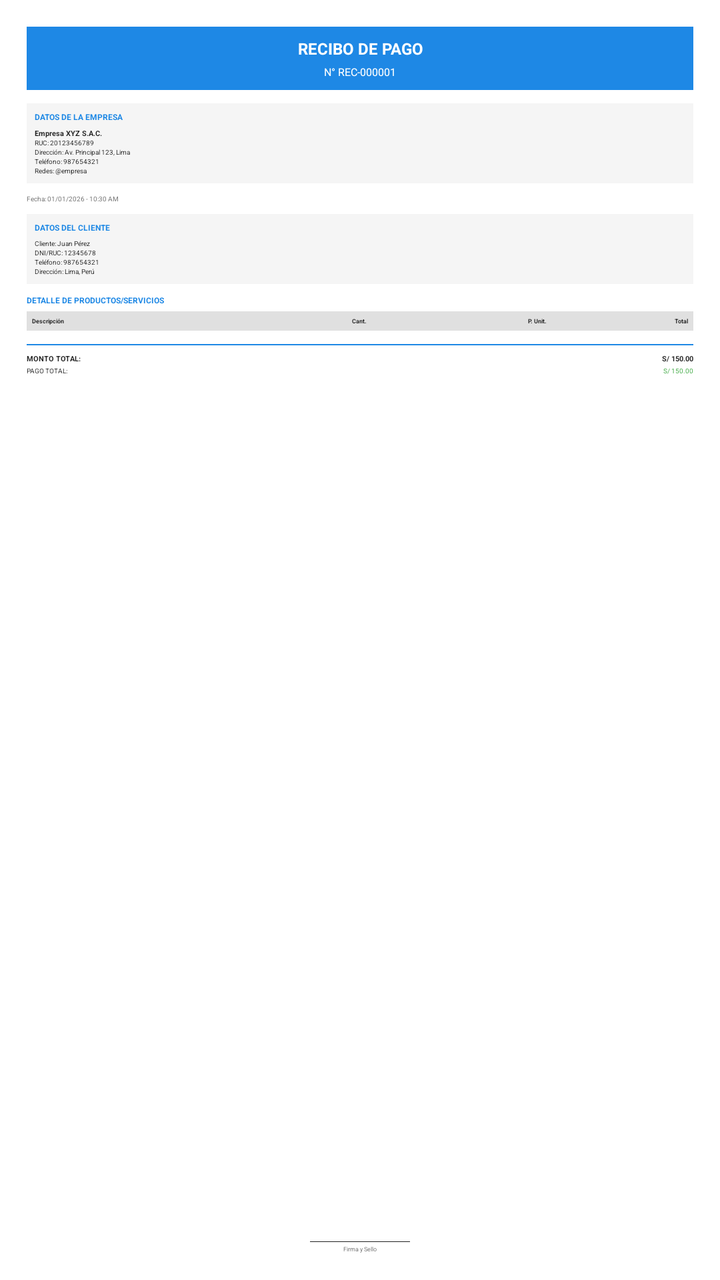
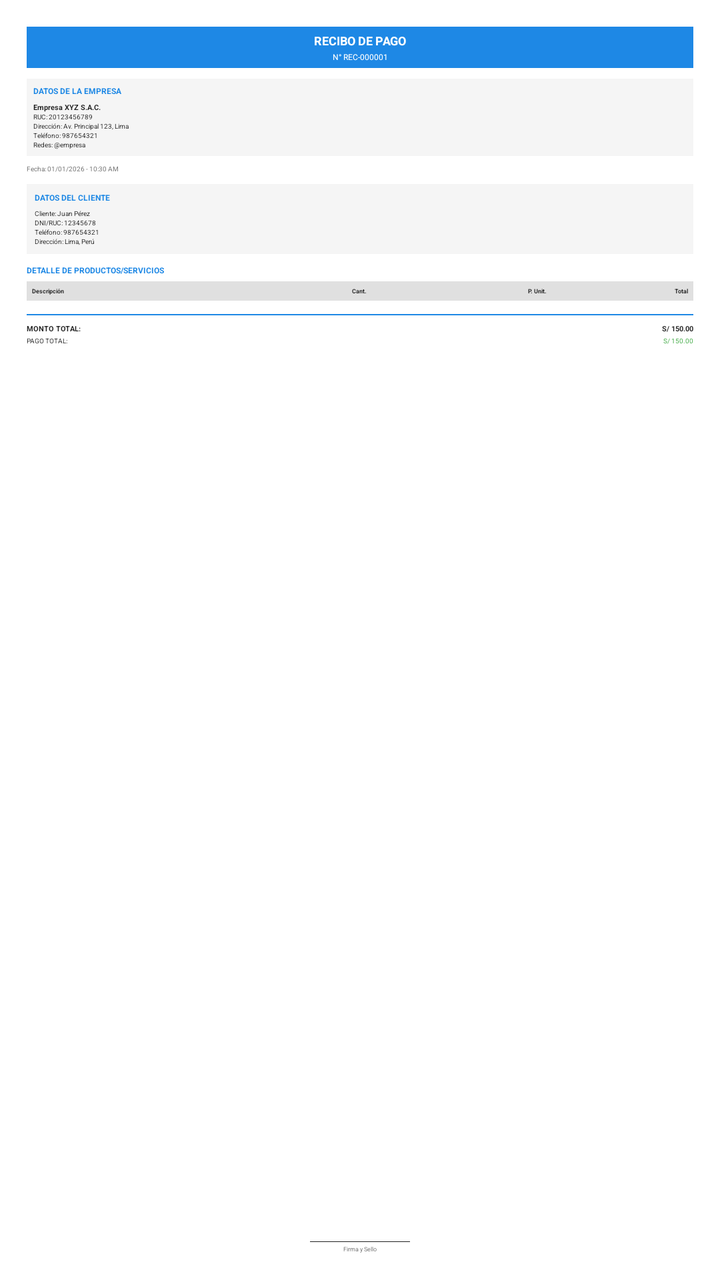

Two renders of the same Android screen: before a commit and after it. Below are the layout's source before the change and the commit's diff.
<!-- AndroidManifest.xml: application theme Theme.ReciboP3 -->
<!-- res/layout/layout_recibo_pdf.xml -->
<?xml version="1.0" encoding="utf-8"?>
<LinearLayout
    xmlns:android="http://schemas.android.com/apk/res/android"
    android:layout_width="595px"
    android:layout_height="842px"
    android:orientation="vertical"
    android:background="@color/surface"
    android:padding="40px">

    
    <LinearLayout
        android:layout_width="match_parent"
        android:layout_height="wrap_content"
        android:orientation="vertical"
        android:background="@color/primary"
        android:padding="16px"
        android:layout_marginBottom="20px">

        
        <ImageView
            android:id="@+id/pdfLogo"
            android:layout_width="80px"
            android:layout_height="80px"
            android:layout_gravity="center"
            android:scaleType="fitCenter"
            android:layout_marginBottom="12px"
            android:visibility="gone"
            android:contentDescription="Logo de la empresa" />

        <TextView
            android:id="@+id/pdfTitulo"
            android:layout_width="match_parent"
            android:layout_height="wrap_content"
            android:text="RECIBO DE PAGO"
            android:textSize="24px"
            android:textColor="@color/on_primary"
            android:textStyle="bold"
            android:gravity="center"
            android:layout_marginBottom="8px" />

        <TextView
            android:id="@+id/pdfNumeroRecibo"
            android:layout_width="match_parent"
            android:layout_height="wrap_content"
            android:text="N° REC-000001"
            android:textSize="16px"
            android:textColor="@color/on_primary"
            android:gravity="center" />
    </LinearLayout>

    
    <LinearLayout
        android:layout_width="match_parent"
        android:layout_height="wrap_content"
        android:orientation="vertical"
        android:background="@color/surface_variant"
        android:padding="12px"
        android:layout_marginBottom="16px">

        <TextView
            android:layout_width="match_parent"
            android:layout_height="wrap_content"
            android:text="DATOS DE LA EMPRESA"
            android:textSize="12px"
            android:textStyle="bold"
            android:textColor="@color/primary"
            android:layout_marginBottom="8px" />

        <TextView
            android:id="@+id/pdfEmpresaNombre"
            android:layout_width="match_parent"
            android:layout_height="wrap_content"
            android:text="Empresa XYZ S.A.C."
            android:textSize="11px"
            android:textColor="@color/text_primary"
            android:textStyle="bold" />

        <TextView
            android:id="@+id/pdfEmpresaRuc"
            android:layout_width="match_parent"
            android:layout_height="wrap_content"
            android:text="RUC: 20123456789"
            android:textSize="10px"
            android:textColor="@color/text_primary" />

        <TextView
            android:id="@+id/pdfEmpresaDireccion"
            android:layout_width="match_parent"
            android:layout_height="wrap_content"
            android:text="Dirección: Av. Principal 123, Lima"
            android:textSize="10px"
            android:textColor="@color/text_primary" />

        <TextView
            android:id="@+id/pdfEmpresaTelefono"
            android:layout_width="match_parent"
            android:layout_height="wrap_content"
            android:text="Teléfono: 987654321"
            android:textSize="10px"
            android:textColor="@color/text_primary" />

        <TextView
            android:id="@+id/pdfEmpresaRedes"
            android:layout_width="match_parent"
            android:layout_height="wrap_content"
            android:text="Redes: @empresa"
            android:textSize="10px"
            android:textColor="@color/text_primary" />
    </LinearLayout>

    
    <TextView
        android:id="@+id/pdfFecha"
        android:layout_width="match_parent"
        android:layout_height="wrap_content"
        android:text="Fecha: 01/01/2026 - 10:30 AM"
        android:textSize="10px"
        android:textColor="@color/text_secondary"
        android:layout_marginBottom="16px" />

    
    <LinearLayout
        android:layout_width="match_parent"
        android:layout_height="wrap_content"
        android:orientation="vertical"
        android:background="@color/surface_variant"
        android:padding="12px"
        android:layout_marginBottom="16px">

        <TextView
            android:layout_width="match_parent"
            android:layout_height="wrap_content"
            android:text="DATOS DEL CLIENTE"
            android:textSize="12px"
            android:textStyle="bold"
            android:textColor="@color/primary"
            android:layout_marginBottom="8px" />

        <TextView
            android:id="@+id/pdfClienteNombre"
            android:layout_width="match_parent"
            android:layout_height="wrap_content"
            android:text="Cliente: Juan Pérez"
            android:textSize="10px"
            android:textColor="@color/text_primary" />

        <TextView
            android:id="@+id/pdfClienteDocumento"
            android:layout_width="match_parent"
            android:layout_height="wrap_content"
            android:text="DNI/RUC: 12345678"
            android:textSize="10px"
            android:textColor="@color/text_primary" />

        <TextView
            android:id="@+id/pdfClienteTelefono"
            android:layout_width="match_parent"
            android:layout_height="wrap_content"
            android:text="Teléfono: 987654321"
            android:textSize="10px"
            android:textColor="@color/text_primary" />

        <TextView
            android:id="@+id/pdfClienteDireccion"
            android:layout_width="match_parent"
            android:layout_height="wrap_content"
            android:text="Dirección: Lima, Perú"
            android:textSize="10px"
            android:textColor="@color/text_primary" />
    </LinearLayout>

    
    <TextView
        android:layout_width="match_parent"
        android:layout_height="wrap_content"
        android:text="DETALLE DE PRODUCTOS/SERVICIOS"
        android:textSize="12px"
        android:textStyle="bold"
        android:textColor="@color/primary"
        android:layout_marginBottom="8px" />

    
    <LinearLayout
        android:layout_width="match_parent"
        android:layout_height="wrap_content"
        android:orientation="horizontal"
        android:background="@color/divider"
        android:padding="8px"
        android:layout_marginBottom="4px">

        <TextView
            android:layout_width="0dp"
            android:layout_height="wrap_content"
            android:layout_weight="3"
            android:text="Descripción"
            android:textSize="9px"
            android:textStyle="bold"
            android:textColor="@color/text_primary" />

        <TextView
            android:layout_width="0dp"
            android:layout_height="wrap_content"
            android:layout_weight="1"
            android:text="Cant."
            android:textSize="9px"
            android:textStyle="bold"
            android:textColor="@color/text_primary"
            android:gravity="center" />

        <TextView
            android:layout_width="0dp"
            android:layout_height="wrap_content"
            android:layout_weight="1.5"
            android:text="P. Unit."
            android:textSize="9px"
            android:textStyle="bold"
            android:textColor="@color/text_primary"
            android:gravity="end" />

        <TextView
            android:layout_width="0dp"
            android:layout_height="wrap_content"
            android:layout_weight="1.5"
            android:text="Total"
            android:textSize="9px"
            android:textStyle="bold"
            android:textColor="@color/text_primary"
            android:gravity="end" />
    </LinearLayout>

    
    <LinearLayout
        android:id="@+id/pdfDetallesContainer"
        android:layout_width="match_parent"
        android:layout_height="wrap_content"
        android:orientation="vertical"
        android:layout_marginBottom="16px" />

    
    <View
        android:layout_width="match_parent"
        android:layout_height="2px"
        android:background="@color/primary"
        android:layout_marginBottom="12px" />

    
    <LinearLayout
        android:layout_width="match_parent"
        android:layout_height="wrap_content"
        android:orientation="vertical"
        android:layout_marginBottom="20px">

        <LinearLayout
            android:layout_width="match_parent"
            android:layout_height="wrap_content"
            android:orientation="horizontal"
            android:layout_marginBottom="4px">

            <TextView
                android:layout_width="0dp"
                android:layout_height="wrap_content"
                android:layout_weight="1"
                android:text="MONTO TOTAL:"
                android:textSize="11px"
                android:textStyle="bold"
                android:textColor="@color/text_primary" />

            <TextView
                android:id="@+id/pdfMontoTotal"
                android:layout_width="wrap_content"
                android:layout_height="wrap_content"
                android:text="S/ 150.00"
                android:textSize="11px"
                android:textStyle="bold"
                android:textColor="@color/text_primary" />
        </LinearLayout>

        <LinearLayout
            android:layout_width="match_parent"
            android:layout_height="wrap_content"
            android:orientation="horizontal"
            android:layout_marginBottom="4px">

            <TextView
                android:id="@+id/pdfPagoTipoLabel"
                android:layout_width="0dp"
                android:layout_height="wrap_content"
                android:layout_weight="1"
                android:text="PAGO TOTAL:"
                android:textSize="10px"
                android:textColor="@color/text_primary" />

            <TextView
                android:id="@+id/pdfMontoPagado"
                android:layout_width="wrap_content"
                android:layout_height="wrap_content"
                android:text="S/ 150.00"
                android:textSize="10px"
                android:textColor="@color/success" />
        </LinearLayout>

        <LinearLayout
            android:id="@+id/pdfSaldoContainer"
            android:layout_width="match_parent"
            android:layout_height="wrap_content"
            android:orientation="horizontal"
            android:visibility="gone">

            <TextView
                android:layout_width="0dp"
                android:layout_height="wrap_content"
                android:layout_weight="1"
                android:text="SALDO PENDIENTE:"
                android:textSize="10px"
                android:textColor="@color/text_primary" />

            <TextView
                android:id="@+id/pdfSaldoPendiente"
                android:layout_width="wrap_content"
                android:layout_height="wrap_content"
                android:text="S/ 0.00"
                android:textSize="10px"
                android:textColor="@color/error" />
        </LinearLayout>
    </LinearLayout>

    
    <LinearLayout
        android:layout_width="match_parent"
        android:layout_height="0dp"
        android:layout_weight="1"
        android:orientation="vertical"
        android:gravity="bottom|center">

        <ImageView
            android:id="@+id/pdfFirma"
            android:layout_width="120px"
            android:layout_height="60px"
            android:scaleType="fitCenter"
            android:layout_marginBottom="8px" />

        <View
            android:layout_width="150px"
            android:layout_height="1px"
            android:background="@color/text_primary"
            android:layout_marginBottom="4px" />

        <TextView
            android:layout_width="wrap_content"
            android:layout_height="wrap_content"
            android:text="Firma y Sello"
            android:textSize="9px"
            android:textColor="@color/text_secondary" />
    </LinearLayout>

</LinearLayout>
<!-- resources referenced by this layout -->
<resources>
  <color name="divider">#E0E0E0</color>
  <color name="error">#F44336</color>
  <color name="on_primary">#FFFFFF</color>
  <color name="primary">#1E88E5</color>
  <color name="success">#4CAF50</color>
  <color name="surface">#FFFFFF</color>
  <color name="surface_variant">#F5F5F5</color>
  <color name="text_primary">#212121</color>
  <color name="text_secondary">#757575</color>
  <style name="Theme.ReciboP3" parent="Theme.Material3.DayNight.NoActionBar">
          
          <item name="colorPrimary">@color/primary</item>
          <item name="colorPrimaryVariant">@color/primary_dark</item>
          <item name="colorOnPrimary">@color/on_primary</item>
          
          
          <item name="colorSecondary">@color/secondary</item>
          <item name="colorSecondaryVariant">@color/secondary_dark</item>
          <item name="colorOnSecondary">@color/on_secondary</item>
          
          
          <item name="android:colorBackground">@color/background</item>
          <item name="colorSurface">@color/surface</item>
          <item name="colorOnBackground">@color/on_background</item>
          <item name="colorOnSurface">@color/on_surface</item>
          
          
          <item name="colorError">@color/error</item>
          
          
          <item name="android:statusBarColor">@color/primary</item>
          <item name="android:windowLightStatusBar">false</item>
      </style>
  <color name="primary_dark">#1565C0</color>
  <color name="secondary">#26A69A</color>
  <color name="secondary_dark">#00897B</color>
  <color name="on_secondary">#FFFFFF</color>
  <color name="background">#FFFFFF</color>
  <color name="on_background">#212121</color>
  <color name="on_surface">#212121</color>
</resources>

<!-- the commit's change to res/layout/layout_recibo_pdf.xml (unified diff, before → after) -->
@@ -13,17 +13,17 @@
         android:layout_height="wrap_content"
         android:orientation="vertical"
         android:background="@color/primary"
-        android:padding="16px"
-        android:layout_marginBottom="20px">
+        android:padding="8px"
+        android:layout_marginBottom="16px">
 
         
         <ImageView
             android:id="@+id/pdfLogo"
-            android:layout_width="80px"
-            android:layout_height="80px"
+            android:layout_width="50px"
+            android:layout_height="50px"
             android:layout_gravity="center"
             android:scaleType="fitCenter"
-            android:layout_marginBottom="12px"
+            android:layout_marginBottom="6px"
             android:visibility="gone"
             android:contentDescription="Logo de la empresa" />
 
@@ -32,18 +32,18 @@
             android:layout_width="match_parent"
             android:layout_height="wrap_content"
             android:text="RECIBO DE PAGO"
-            android:textSize="24px"
+            android:textSize="18px"
             android:textColor="@color/on_primary"
             android:textStyle="bold"
             android:gravity="center"
-            android:layout_marginBottom="8px" />
+            android:layout_marginBottom="4px" />
 
         <TextView
             android:id="@+id/pdfNumeroRecibo"
             android:layout_width="match_parent"
             android:layout_height="wrap_content"
             android:text="N° REC-000001"
-            android:textSize="16px"
+            android:textSize="12px"
             android:textColor="@color/on_primary"
             android:gravity="center" />
     </LinearLayout>
@@ -54,8 +54,8 @@
         android:layout_height="wrap_content"
         android:orientation="vertical"
         android:background="@color/surface_variant"
-        android:padding="12px"
-        android:layout_marginBottom="16px">
+        android:padding="10px"
+        android:layout_marginBottom="12px">
 
         <TextView
             android:layout_width="match_parent"
